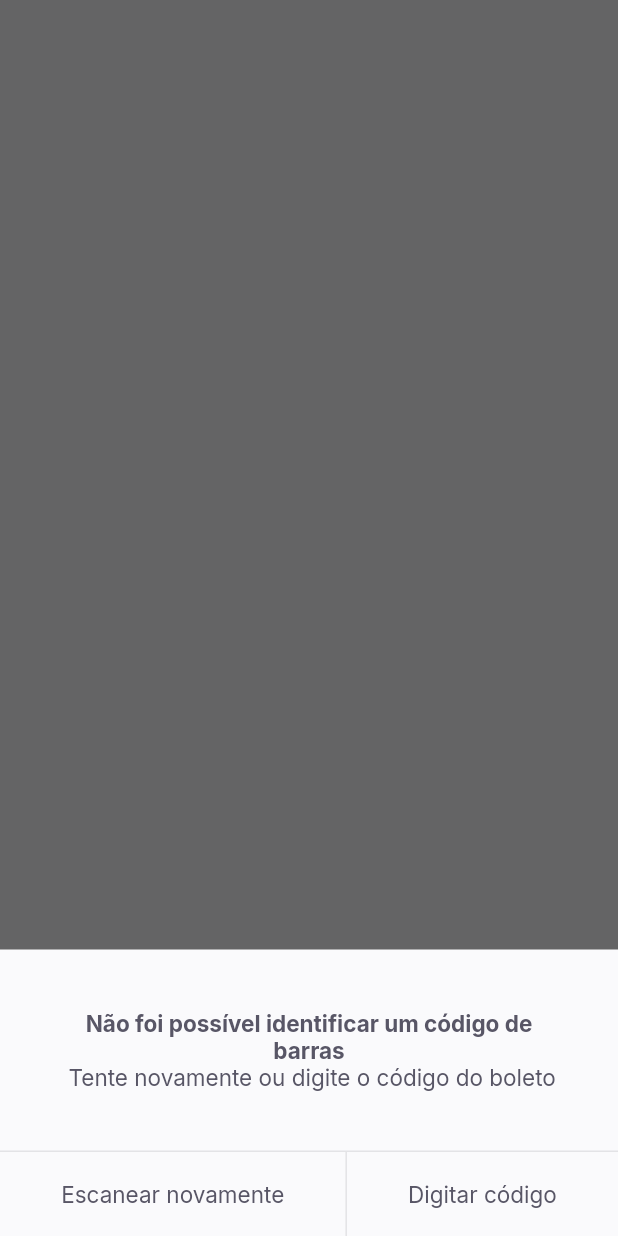
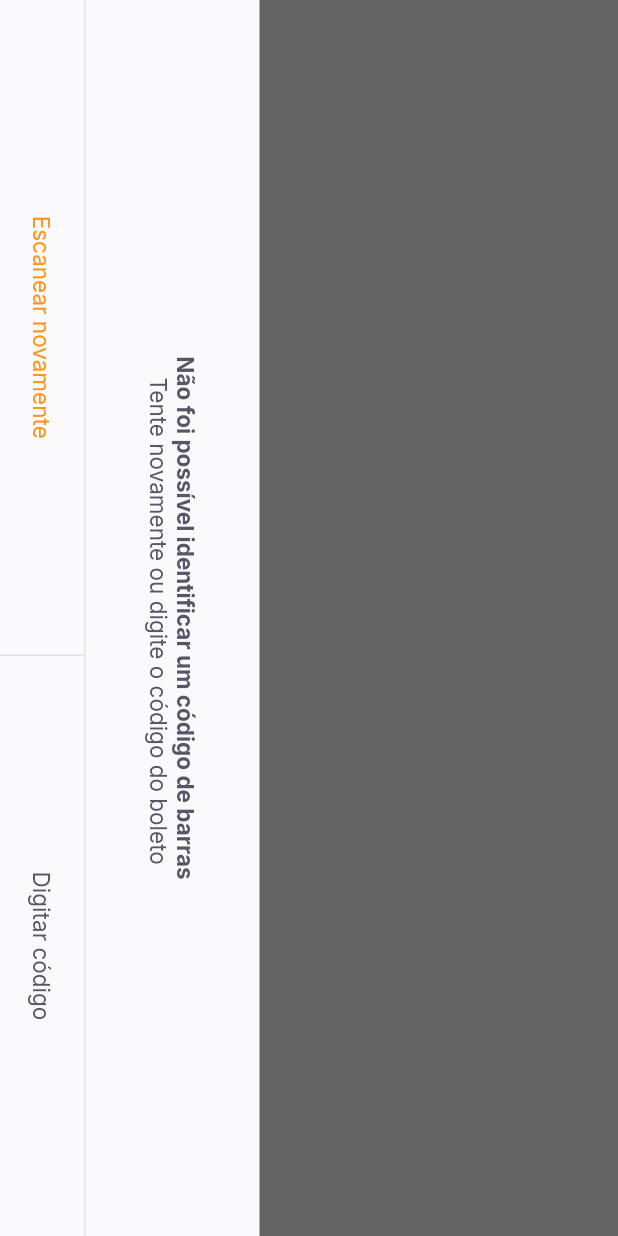
Before and after one commit to angolaw/payflow, a Flutter app: the BarcodeScannerPage screen opened by its route, on a phone screen of 412 x 824 dp. Run offline on Flutter 3.47's test engine with Material 2 defaults, Android fonts, the phone set to English and light mode, and no system bars; our stand-ins replace firebase_core, google_fonts, google_sign_in, shared_preferences; accounts and stored records are empty.

Commit message:
finish bottom_sheet

```diff
--- a/lib/shared/widgets/bottom_sheet/bottom_sheet.dart
+++ b/lib/shared/widgets/bottom_sheet/bottom_sheet.dart
@@ -22,7 +22,10 @@ class BottomSheetWidget extends StatelessWidget {
 
   @override
   Widget build(BuildContext context) {
-    return Material(
+    return SafeArea(
+      child: RotatedBox(
+        quarterTurns: 1,
+        child: Material(
           child: Container(
             color: AppColors.shape,
             child: Column(
@@ -52,6 +55,7 @@ class BottomSheetWidget extends StatelessWidget {
                     SetLabelsButton(
                         primaryOnPressed: primaryOnPressed,
                         primaryLabel: primaryLabel,
+                        enablePrimaryColor: true,
                         secondaryOnPressed: secondaryOnPressed,
                         secondaryLabel: secondaryLabel)
                   ],
@@ -59,6 +63,8 @@ class BottomSheetWidget extends StatelessWidget {
               ],
             ),
           ),
+        ),
+      ),
     );
   }
 }
--- a/lib/shared/widgets/label_button/label_button.dart
+++ b/lib/shared/widgets/label_button/label_button.dart
@@ -4,7 +4,9 @@ import 'package:payflow/shared/themes/app_text_styles.dart';
 class LabelButton extends StatelessWidget {
   final String label;
   final VoidCallback onPressed;
-  const LabelButton({Key? key, required this.label, required this.onPressed})
+  final TextStyle? style;
+  const LabelButton(
+      {Key? key, required this.label, required this.onPressed, this.style})
       : super(key: key);
 
   @override
@@ -15,7 +17,7 @@ class LabelButton extends StatelessWidget {
         onPressed: onPressed,
         child: Text(
           label,
-          style: TextStyles.buttonHeading,
+          style: style ?? TextStyles.buttonHeading,
         ),
       ),
     );
--- a/lib/shared/widgets/set_labels_button/set_labels_buttons.dart
+++ b/lib/shared/widgets/set_labels_button/set_labels_buttons.dart
@@ -1,4 +1,5 @@
 import 'package:flutter/material.dart';
+import 'package:payflow/shared/themes/app_text_styles.dart';
 import 'package:payflow/shared/widgets/divider/divider.dart';
 import 'package:payflow/shared/widgets/label_button/label_button.dart';
 
@@ -7,13 +8,15 @@ class SetLabelsButton extends StatelessWidget {
   final String primaryLabel;
   final VoidCallback secondaryOnPressed;
   final String secondaryLabel;
+  final bool enablePrimaryColor;
 
   const SetLabelsButton(
       {Key? key,
       required this.primaryOnPressed,
       required this.primaryLabel,
       required this.secondaryOnPressed,
-      required this.secondaryLabel})
+      required this.secondaryLabel,
+      this.enablePrimaryColor = false})
       : super(key: key);
 
   @override
@@ -21,7 +24,11 @@ class SetLabelsButton extends StatelessWidget {
     return Row(
       mainAxisAlignment: MainAxisAlignment.spaceEvenly,
       children: [
-        LabelButton(label: primaryLabel, onPressed: primaryOnPressed),
+        LabelButton(
+          label: primaryLabel,
+          onPressed: primaryOnPressed,
+          style: enablePrimaryColor ? TextStyles.buttonPrimary : null,
+        ),
         CustomDivider(),
         LabelButton(label: secondaryLabel, onPressed: secondaryOnPressed),
       ],
```
Lines whose indentation alone changed are shown as unchanged.
